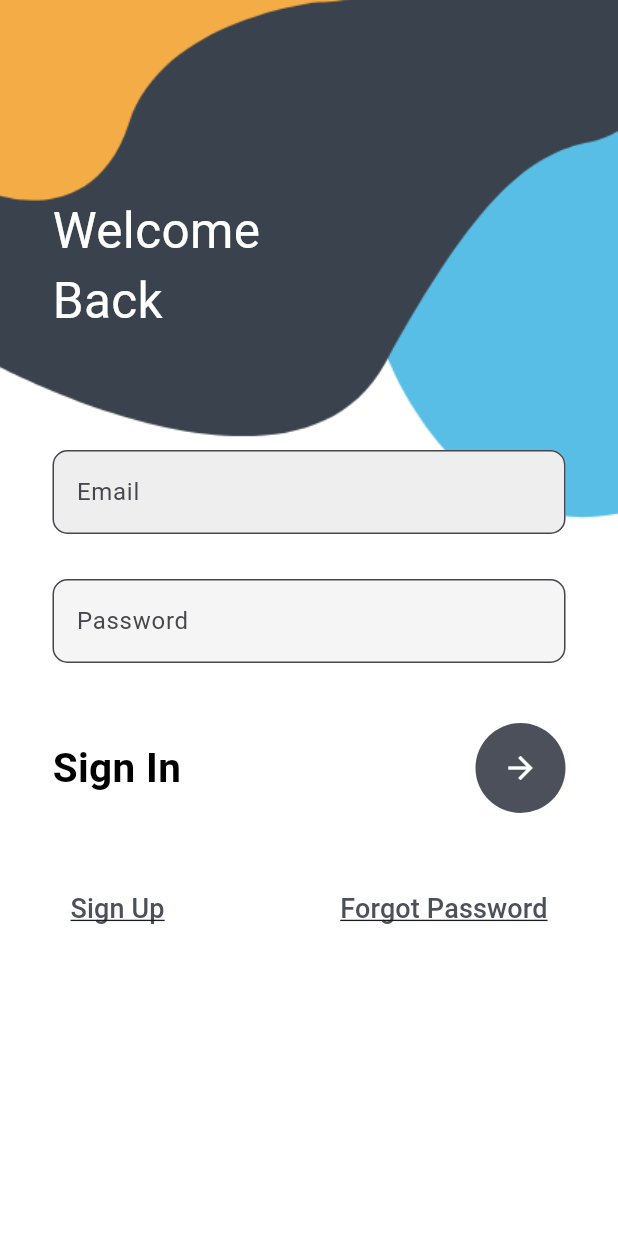
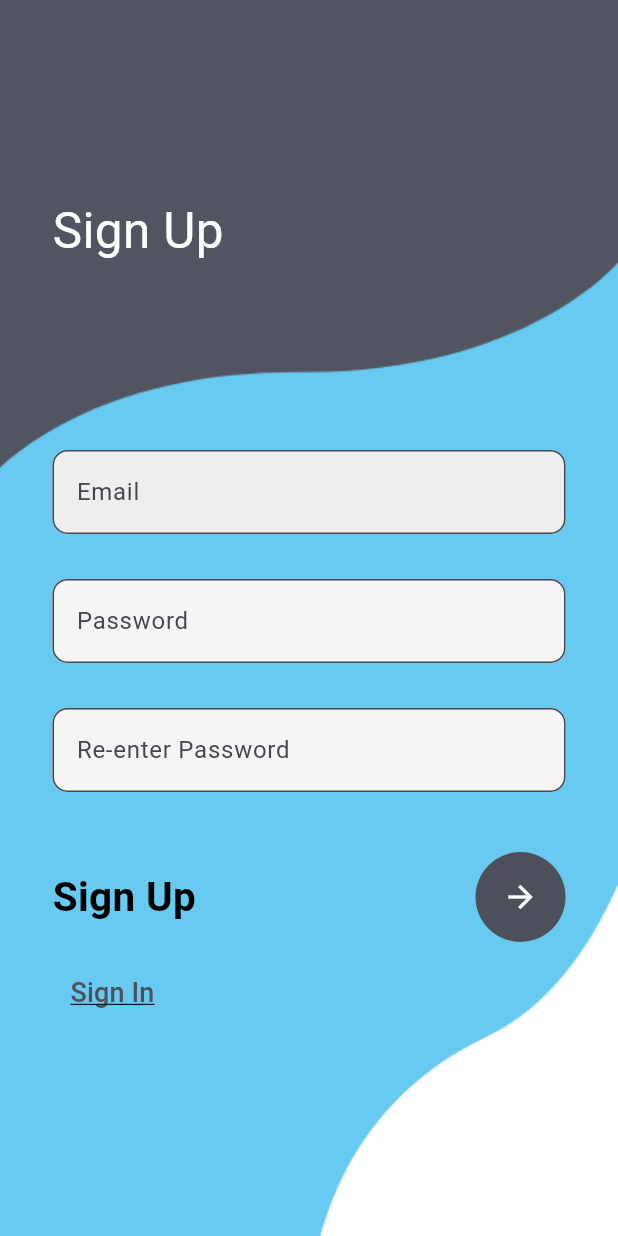
Before and after one commit to UtkristaPokharel/Login_signup, a Flutter app: the screen it shows after launch, after a tap on "Sign Up", on a phone screen of 412 x 824 dp. Run offline on Flutter 3.47's test engine with Material 3 defaults, Android fonts, the phone set to English and light mode, and no system bars.

Commit message:
signup page created

```diff
--- /dev/null
+++ b/lib/homepage.dart
@@ -0,0 +1,21 @@
+import 'package:flutter/material.dart';
+
+class MyHome extends StatelessWidget {
+  const MyHome
+({super.key});
+
+  @override
+  Widget build(BuildContext context) {
+    return Scaffold(
+      appBar: AppBar(
+        title: Text('Home Page'),
+      ),
+      body: Center(
+        child: Text(
+          'Welcome to the Home Page!',
+          style: TextStyle(fontSize: 24),
+        ),
+      ),
+    );
+  }
+}
--- a/lib/login.dart
+++ b/lib/login.dart
@@ -30,7 +30,7 @@ class _MyLoginState extends State<MyLogin> {
             ),
             SingleChildScrollView(
               child: Center(
-                child: Container(
+
                   child: Column(
                     children: [
                       SizedBox(height: 300),
@@ -88,7 +88,9 @@ class _MyLoginState extends State<MyLogin> {
                             mainAxisAlignment: MainAxisAlignment.spaceBetween,
                             children: [
                               TextButton(
-                                onPressed: () {},
+                                onPressed: () {
+                                  Navigator.pushNamed(context, 'signup');
+                                },
                                 child: Text(
                                   'Sign Up',
                                   style: TextStyle(
@@ -118,7 +120,6 @@ class _MyLoginState extends State<MyLogin> {
                 ),
               ),
             ),
-            ),
           ],
         ),
       ),
--- a/lib/main.dart
+++ b/lib/main.dart
@@ -1,10 +1,16 @@
 import 'package:flutter/material.dart';
+import 'package:login_page/homepage.dart';
 import 'package:login_page/login.dart';
+import 'package:login_page/signup.dart';
 
 void main() {
   runApp( MaterialApp(
     debugShowCheckedModeBanner: false,
     initialRoute: 'login',
-    routes: {"login": (context )=> MyLogin()}
+    routes: {
+      "home": (context) => MyHome(),
+      "login": (context) => MyLogin(),
+      "signup": (context) => Mysignup(),
+    },
   ));
 }
--- /dev/null
+++ b/lib/signup.dart
@@ -0,0 +1,175 @@
+import 'package:flutter/material.dart';
+
+class Mysignup extends StatefulWidget {
+  const Mysignup({super.key});
+
+  @override
+  State<Mysignup> createState() => _MysignupState();
+}
+
+class _MysignupState extends State<Mysignup> {
+  final _formKey = GlobalKey<FormState>();
+
+  final TextEditingController _emailcontroller = TextEditingController();
+  final TextEditingController _passwordController = TextEditingController();
+  final TextEditingController _reenterPasswordController = TextEditingController();
+
+  @override
+  void dispose() {
+    _emailcontroller.dispose();
+    _passwordController.dispose();
+    _reenterPasswordController.dispose();
+    super.dispose();
+  }
+
+  @override
+  Widget build(BuildContext context) {
+    return Container(
+      decoration: BoxDecoration(
+        image: DecorationImage(
+          image: AssetImage('assets/signup.png'),
+          fit: BoxFit.cover,
+        ),
+      ),
+      child: Scaffold(
+        backgroundColor: Colors.transparent,
+        body: Stack(
+          children: [
+            Container(
+              padding: EdgeInsets.only(left: 35, top: 130),
+              child: Text(
+                'Sign Up',
+                style: TextStyle(color: Colors.white, fontSize: 33),
+              ),
+            ),
+            SingleChildScrollView(
+              child: Center(
+                child: Column(
+                  children: [
+                    SizedBox(height: 300),
+                    Form(
+                      key: _formKey,
+                      child: Container(
+                        margin: EdgeInsets.only(left: 35, right: 35),
+                        child: Column(
+                          children: [
+                            TextFormField(
+                              controller: _emailcontroller,
+                              decoration: InputDecoration(
+                                fillColor: Colors.grey.shade200,
+                                filled: true,
+                                hintText: 'Email',
+                                border: OutlineInputBorder(
+                                  borderRadius: BorderRadius.circular(10),
+                                ),
+
+                              ),
+                            ),
+                            SizedBox(height: 30),
+                            TextFormField(
+                              controller: _passwordController,
+                              obscureText: true,
+                              decoration: InputDecoration(
+                                fillColor: Colors.grey.shade100,
+                                filled: true,
+                                hintText: 'Password',
+                                border: OutlineInputBorder(
+                                  borderRadius: BorderRadius.circular(10),
+                                ),
+
+                              ),
+                            ),
+                            SizedBox(height: 30),
+                            TextFormField(
+                              controller: _reenterPasswordController,
+                              obscureText: true,
+                              decoration: InputDecoration(
+                                fillColor: Colors.grey.shade100,
+                                filled: true,
+                                hintText: 'Re-enter Password',
+                                border: OutlineInputBorder(
+                                  borderRadius: BorderRadius.circular(10),
+                                ),
+
+                              ),
+                            ),
+                            SizedBox(height: 40),
+                            Row(
+                              mainAxisAlignment: MainAxisAlignment.spaceBetween,
+                              children: [
+                                Text(
+                                  'Sign Up',
+                                  style: TextStyle(
+                                    color: const Color.fromARGB(255, 0, 0, 0),
+                                    fontSize: 27,
+                                    fontWeight: FontWeight.w700,
+                                  ),
+                                ),
+                                CircleAvatar(
+                                  radius: 30,
+                                  backgroundColor: Color(0xff4c505b),
+                                  child: IconButton(
+                                    color: Colors.white,
+                                    onPressed: () {
+                                      final email = _emailcontroller.text.trim();
+                                      final pass = _passwordController.text;
+                                      final reenter = _reenterPasswordController.text;
+
+                                      String? message;
+                                      if (email.isEmpty) {
+                                        message = 'Please enter your email';
+                                      } else if (pass.isEmpty) {
+                                        message = 'Please enter your password';
+                                      } else if (pass.length < 6) {
+                                        message = 'Password must be at least 6 characters long';
+                                      } else if (pass != reenter) {
+                                        message = 'Passwords do not match';
+                                      }
+
+                                      if (message != null) {
+                                        ScaffoldMessenger.of(context).showSnackBar(
+                                          SnackBar(content: Text(message)),
+                                        );
+                                        return;
+                                      }
+
+                                      Navigator.pushNamed(context, 'home');
+                                    },
+                                    icon: Icon(Icons.arrow_forward),
+                                  ),
+                                ),
+                              ],
+                            ),
+                            SizedBox(height: 10),
+                            Row(
+                              mainAxisAlignment: MainAxisAlignment.spaceBetween,
+                              children: [
+                                TextButton(
+                                  onPressed: () {
+                                    Navigator.pushNamed(context, 'login');
+                                  },
+                                  child: Text(
+                                    'Sign In',
+                                    style: TextStyle(
+                                      decoration: TextDecoration.underline,
+                                      fontSize: 18,
+                                      color: Color(0xff4c505b),
+                                    ),
+                                  ),
+                                ),
+                              ],
+                            ),
+                          ],
+                        ),
+                      ),
+                    ),
+                  ],
+                ),
+              ),
+            ),
+          ],
+        ),
+      ),
+    );
+  }
+}
```
